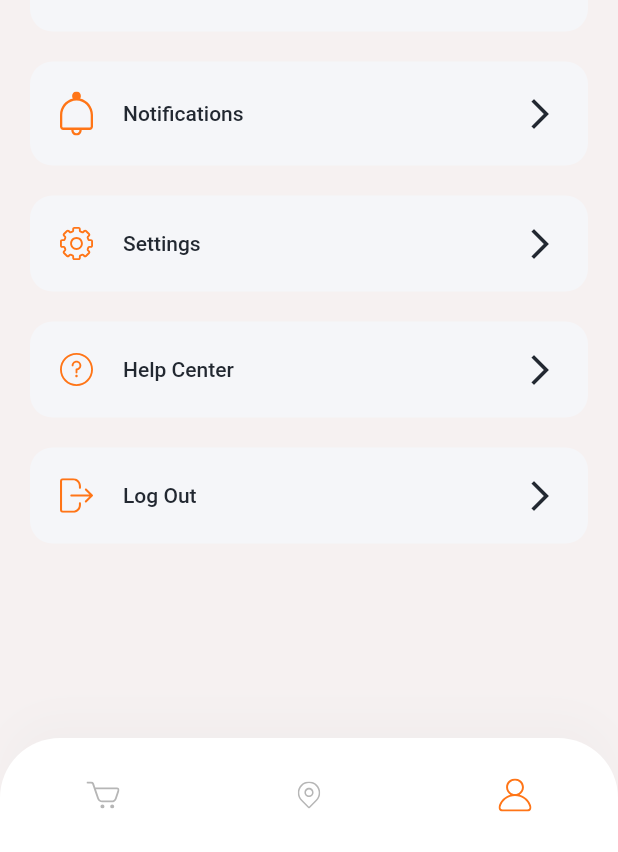
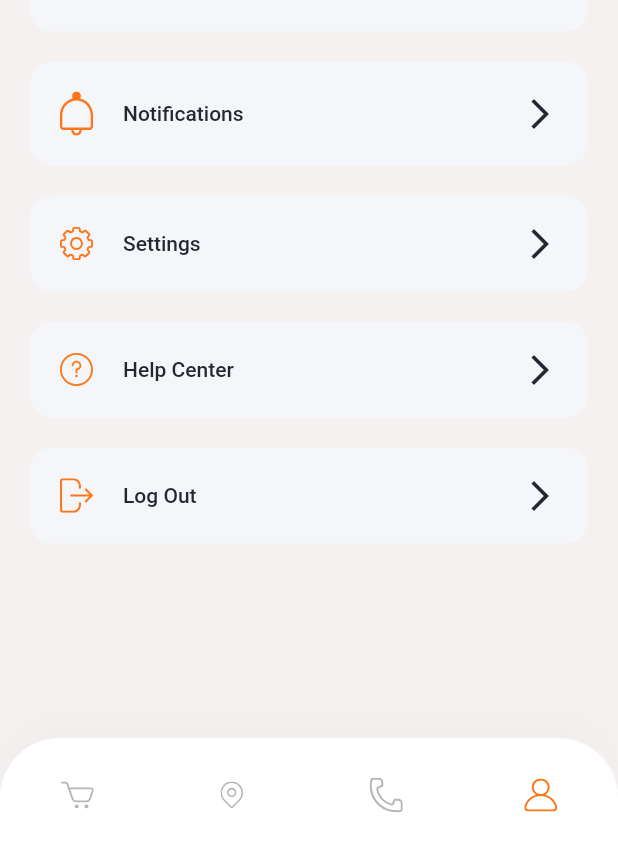
Before and after one commit to marcoemad02/souchi, a Flutter app: the HomePage screen opened directly with empty values, after a tap on the "person" icon, on a phone screen of 412 x 824 dp, the part 384-1236 px from its top. Run offline on Flutter 3.47's test engine with Material 2 defaults, Android fonts, the phone set to English and light mode, and no system bars; our stand-ins replace cached_network_image, cloud_firestore, email_validator, firebase_auth, firebase_core, flutter_svg and 6 more; accounts and stored records are empty.

```diff
--- a/lib/views/pages/home_page.dart
+++ b/lib/views/pages/home_page.dart
@@ -45,15 +45,15 @@ class HomePage extends StatelessWidget {
         final uidT = uidSnapshot.data!; // Use uidT here
 
         return Scaffold(
-          floatingActionButton: FloatingActionButton(
-            backgroundColor: kPrimaryColor,
-            child: const Icon(
-              Icons.phone,
-            ),
-            onPressed: () {
-              Get.to(() => const HelpCenter());
-            },
-          ),
+          //floatingActionButton: FloatingActionButton(
+            //backgroundColor: kPrimaryColor,
+            //child: const Icon(
+              //Icons.phone,
+            //),
+            //onPressed: () {
+              //Get.to(() => const HelpCenter());
+            //},
+          //),
           backgroundColor: Colors.grey[60],
           appBar: CustomAppBar(
             branchId: branchId,
@@ -82,10 +82,21 @@ class HomePage extends StatelessWidget {
                         }
                         dynamic points = snapshot.requireData;
                         setpoints(points['points']);
-                        return Text('${points['points']}');
+                        return Row(
+                          mainAxisAlignment: MainAxisAlignment.center,
+                          children: [
+                            const Text('Your Point Is ',style: TextStyle(fontFamily: 'poppins',color:Color(0xffFF7517),fontSize:18),),
+                            Text('${points['points']}',style: const TextStyle(
+                              color: Color(0xffFF7517),
+                              fontFamily: 'poppins',
+                              fontSize: 18,
+                            )
+                              ,),
+                          ],
+                        );
                       },
                     ),
-                    const SizedBox(height: 10),
+                    const SizedBox(height: 15),
                     LocationWidget(branchName: branchName1),
                     const SizedBox(height: 10),
                     Image.asset('assets/image/homeimage.jpg'),
@@ -116,7 +127,7 @@ class HomePage extends StatelessWidget {
             ],
           ),
           bottomNavigationBar: CustomBottomNavBar(
-            selectedMenu: MenuState.home,
+            selectedMenu: MenuState.location,
             branchId: branchId,
             branchName: branchName1,
             streamBranch:
--- a/lib/views/widgets/NavBar.dart
+++ b/lib/views/widgets/NavBar.dart
@@ -9,6 +9,7 @@ import 'package:souchi/views/pages/CartPage/cart_view.dart';
 import 'package:souchi/views/pages/ProfilePage/profile_screen.dart';
 import '../../const.dart';
 import '../../enums.dart';
+import '../pages/ProfilePage/Helpcenter_Screen.dart';
 
 
 class CustomBottomNavBar extends StatelessWidget {
@@ -45,23 +46,6 @@ class CustomBottomNavBar extends StatelessWidget {
           child: Row(
             mainAxisAlignment: MainAxisAlignment.spaceAround,
             children: [
-              // IconButton(
-              //   icon: SvgPicture.asset(
-              //     "assets/icons/Shop Icon.svg",
-              //     color:  MenuState.home == selectedMenu
-              //         ? kPrimaryColor
-              //         : inActiveIconColor,
-              //   ),
-              //   onPressed: () {
-              //
-              //
-              //     Get.off(()=>HomePage(productStream: streamBranch,   branchName1:branchName, branchId: branchId ,));
-              //
-              //
-              //
-              //   }
-              //
-              // ),
               IconButton(
                 icon: SvgPicture.asset("assets/icons/Cart Icon.svg",
                   color: MenuState.cart == selectedMenu
@@ -84,11 +68,22 @@ class CustomBottomNavBar extends StatelessWidget {
                     : inActiveIconColor,
                 onPressed: ()
                 { controller.validatorClear(branchId);
-                   Get.to(()=>const BranchScreen()
-
-                   );
+                    Get.to(()=>const BranchScreen());
                 },
               ),
+
+              IconButton(
+                  icon: SvgPicture.asset(
+                    "assets/icons/Call.svg",
+                    color:  MenuState.home == selectedMenu
+                        ? kPrimaryColor
+                        : inActiveIconColor,
+                  ),
+                  onPressed: () {
+                    Get.to(() => const HelpCenter());
+                  }
+              ),
+
               IconButton(
                 icon: SvgPicture.asset(
                   "assets/icons/User Icon.svg",
@@ -98,6 +93,9 @@ class CustomBottomNavBar extends StatelessWidget {
                 ),
                 onPressed: (){Get.to(()=>ProfileScreen(streamBranch: streamBranch,branchName: branchName,branchId: branchId,));}
               ),
+
+
+
             ],
           )),
     );
--- a/lib/views/widgets/custom_product_Item.dart
+++ b/lib/views/widgets/custom_product_Item.dart
@@ -3,7 +3,6 @@ import 'package:cloud_firestore/cloud_firestore.dart';
 import 'package:flutter/material.dart';
 import 'package:get/get.dart';
 import 'package:souchi/core/view_model/product_Controller.dart';
-
 import '../../const.dart';
 
 class CustomProdctItem extends StatefulWidget {
```
Also changed, not shown: lib/views/pages/ProfilePage/Helpcenter_Screen.dart (+61 -15 lines), lib/views/pages/elements/sauces_category_page.dart (+4 -4 lines).
